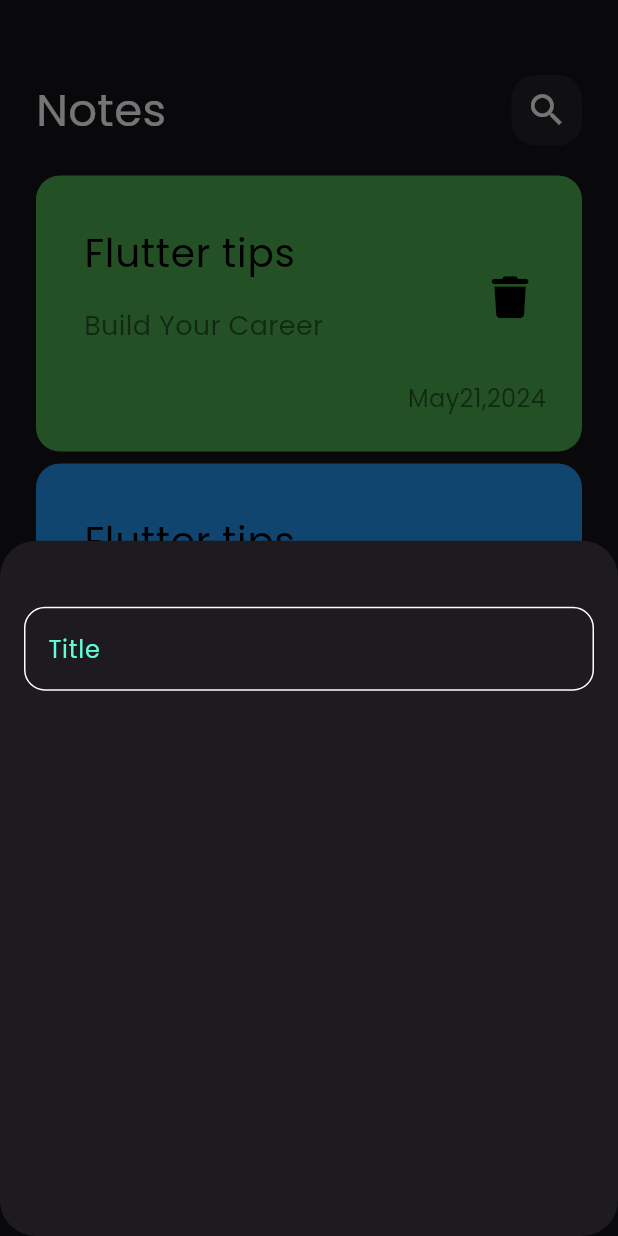
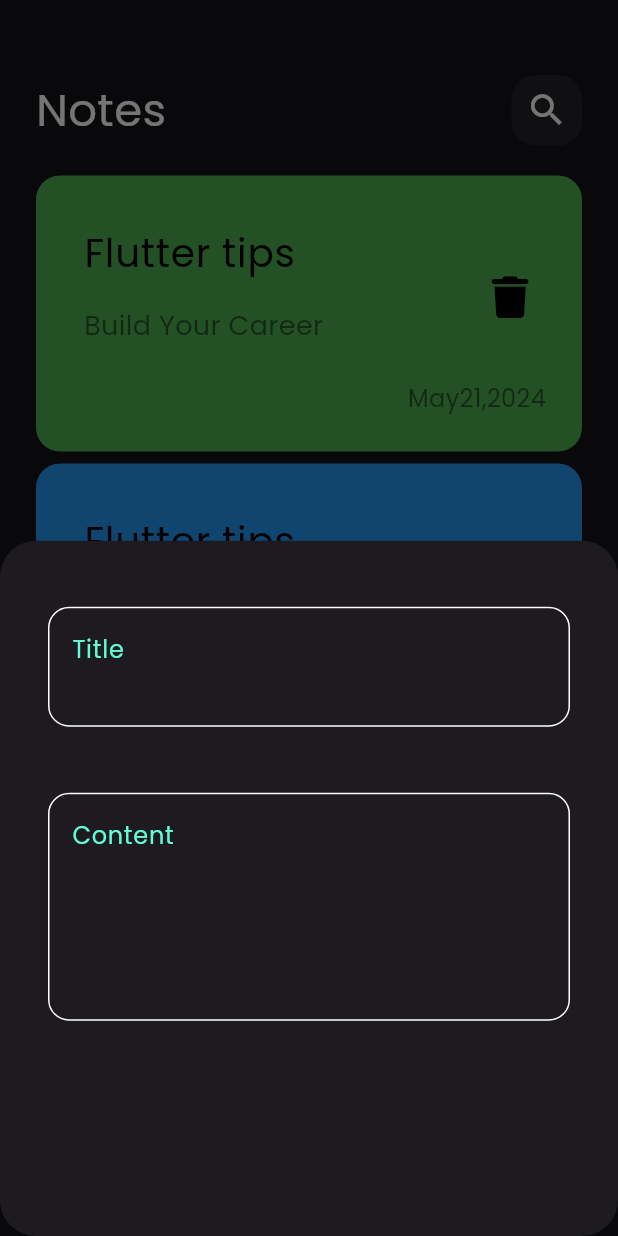
Before and after one commit to MariamEssam5/notes_app, a Flutter app: the screen it shows after launch, after a tap on the "add" icon, on a phone screen of 412 x 824 dp. Run offline on Flutter 3.47's test engine with Material 3 defaults, Android fonts, the phone set to English and light mode, and no system bars; our stand-ins replace font_awesome_flutter.

Commit message:
add fields to bottom sheet

```diff
--- a/lib/views/widgets/add_note_bottom_sheet.dart
+++ b/lib/views/widgets/add_note_bottom_sheet.dart
@@ -6,8 +6,19 @@ class AddNoteBottomSheet extends StatelessWidget {
 
   @override
   Widget build(BuildContext context) {
-    return Column(
-      children: [CustomTextField()],
+    return Padding(
+      padding: const EdgeInsets.symmetric(horizontal: 16),
+      child: Column(
+        children: const [
+          CustomTextField(
+            hint: "Title",
+          ),
+          CustomTextField(
+            hint: "Content",
+            maxLines: 5,
+          )
+        ],
+      ),
     );
   }
 }
--- a/lib/views/widgets/custom_text_field.dart
+++ b/lib/views/widgets/custom_text_field.dart
@@ -2,7 +2,9 @@ import 'package:flutter/material.dart';
 import 'package:note/constants.dart';
 
 class CustomTextField extends StatelessWidget {
-  const CustomTextField({super.key});
+  const CustomTextField({super.key, required this.hint, this.maxLines = 2});
+  final String hint;
+  final int maxLines;
 
   @override
   Widget build(BuildContext context) {
@@ -14,9 +16,10 @@ class CustomTextField extends StatelessWidget {
             height: 44,
           ),
           TextField(
+            maxLines: maxLines,
             cursorColor: kPrimaryColor,
             decoration: InputDecoration(
-                hintText: "Title",
+                hintText: hint,
                 hintStyle: const TextStyle(
                   color: kPrimaryColor,
                 ),
```
